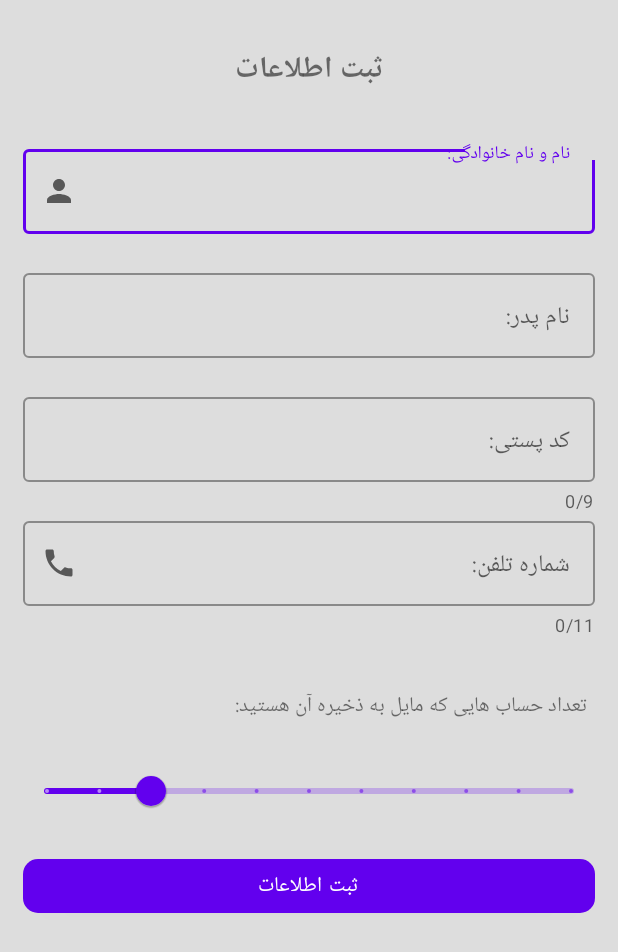
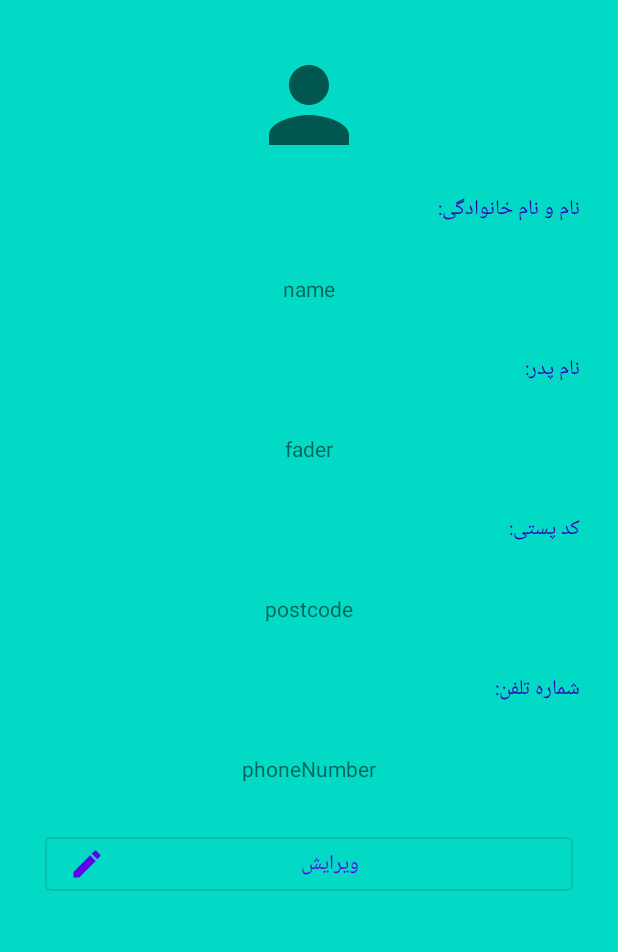
Before and after one commit to najmeRajabi/AccountManager, an Android app: the screen it shows after launch (MainActivity), on a phone screen of 412 x 824 dp. Shown: the top 952 px of the screen. Run offline under Robolectric (Android 15) with nearby library versions, the phone set to English and light mode, and no system bars.

Commit message:
design drawer_menu.xml

```diff
--- a/app/build.gradle
+++ b/app/build.gradle
@@ -44,6 +44,7 @@ dependencies {
     implementation 'androidx.legacy:legacy-support-v4:1.0.0'
 
     implementation 'com.google.android.material:material:1.6.0-beta01'
+    implementation 'androidx.navigation:navigation-ui-ktx:2.4.2'
 
     def room_version = "2.4.2"
 
--- /dev/null
+++ b/app/src/main/res/drawable/ic_baseline_add_24.xml
@@ -0,0 +1,10 @@
+<vector xmlns:android="http://schemas.android.com/apk/res/android"
+    android:width="24dp"
+    android:height="24dp"
+    android:viewportWidth="24"
+    android:viewportHeight="24"
+    android:tint="?attr/colorControlNormal">
+  <path
+      android:fillColor="@android:color/white"
+      android:pathData="M19,13h-6v6h-2v-6H5v-2h6V5h2v6h6v2z"/>
+</vector>
--- /dev/null
+++ b/app/src/main/res/drawable/ic_baseline_delete_24.xml
@@ -0,0 +1,10 @@
+<vector xmlns:android="http://schemas.android.com/apk/res/android"
+    android:width="24dp"
+    android:height="24dp"
+    android:viewportWidth="24"
+    android:viewportHeight="24"
+    android:tint="?attr/colorControlNormal">
+  <path
+      android:fillColor="@android:color/white"
+      android:pathData="M6,19c0,1.1 0.9,2 2,2h8c1.1,0 2,-0.9 2,-2V7H6v12zM19,4h-3.5l-1,-1h-5l-1,1H5v2h14V4z"/>
+</vector>
--- /dev/null
+++ b/app/src/main/res/drawable/ic_baseline_find_in_page_24.xml
@@ -0,0 +1,10 @@
+<vector xmlns:android="http://schemas.android.com/apk/res/android"
+    android:width="24dp"
+    android:height="24dp"
+    android:viewportWidth="24"
+    android:viewportHeight="24"
+    android:tint="?attr/colorControlNormal">
+  <path
+      android:fillColor="@android:color/white"
+      android:pathData="M20,19.59V8l-6,-6H6c-1.1,0 -1.99,0.9 -1.99,2L4,20c0,1.1 0.89,2 1.99,2H18c0.45,0 0.85,-0.15 1.19,-0.4l-4.43,-4.43c-0.8,0.52 -1.74,0.83 -2.76,0.83 -2.76,0 -5,-2.24 -5,-5s2.24,-5 5,-5 5,2.24 5,5c0,1.02 -0.31,1.96 -0.83,2.75L20,19.59zM9,13c0,1.66 1.34,3 3,3s3,-1.34 3,-3 -1.34,-3 -3,-3 -3,1.34 -3,3z"/>
+</vector>
--- a/app/src/main/res/menu/drawer_menu.xml
+++ b/app/src/main/res/menu/drawer_menu.xml
@@ -1,4 +1,29 @@
 <?xml version="1.0" encoding="utf-8"?>
-<menu xmlns:android="http://schemas.android.com/apk/res/android">
+<menu xmlns:app="http://schemas.android.com/apk/res-auto"
+    xmlns:android="http://schemas.android.com/apk/res/android">
 
+    <item
+        android:id="@+id/showProfileFragment"
+        android:title="@string/account"
+        android:icon="@drawable/ic_baseline_person_24"/>
+
+    <item
+        android:id="@+id/createAccountFragment"
+        android:title="@string/createAccount"
+        android:icon="@drawable/ic_baseline_add_24"/>
+
+    <item
+        android:id="@+id/showAccountFragment"
+        android:title="@string/showAccounts"
+        android:icon="@drawable/ic_baseline_account_balance_24"/>
+
+    <item
+        android:id="@+id/chooseAccountFragment"
+        android:title="@string/selectAccount"
+        android:icon="@drawable/ic_baseline_find_in_page_24"/>
+
+    <item
+        android:id="@+id/deleteAllAccountBtn"
+        android:title="@string/deleteAll"
+        android:icon="@drawable/ic_baseline_delete_24"/>
 </menu>
--- a/app/src/main/res/navigation/nav_graph.xml
+++ b/app/src/main/res/navigation/nav_graph.xml
@@ -3,20 +3,30 @@
     xmlns:app="http://schemas.android.com/apk/res-auto"
     xmlns:tools="http://schemas.android.com/tools"
     android:id="@+id/nav_graph.xml"
-    app:startDestination="@id/editProfileFragment">
+    app:startDestination="@id/showProfileFragment">
 
     <fragment
         android:id="@+id/editProfileFragment"
         android:name="com.example.accountmanager.profile.EditProfileFragment"
         android:label="fragment_edit_profile"
-        tools:layout="@layout/fragment_edit_profile" >
-        <action
-            android:id="@+id/action_editProfileFragment_to_showProfileFragment"
-            app:destination="@id/showProfileFragment" />
-    </fragment>
+        tools:layout="@layout/fragment_edit_profile" />
     <fragment
         android:id="@+id/showProfileFragment"
         android:name="com.example.accountmanager.profile.ShowProfileFragment"
         android:label="fragment_show_profile"
-        tools:layout="@layout/fragment_show_profile" />
+        tools:layout="@layout/fragment_show_profile" >
+        <action
+            android:id="@+id/action_showProfileFragment_to_editProfileFragment"
+            app:destination="@id/editProfileFragment" />
+    </fragment>
+    <fragment
+        android:id="@+id/createAccountFragment"
+        android:name="com.example.accountmanager.account.CreateAccountFragment"
+        android:label="fragment_create_account"
+        tools:layout="@layout/fragment_create_account" />
+    <fragment
+        android:id="@+id/showAccountFragment"
+        android:name="com.example.accountmanager.account.ShowAccountFragment"
+        android:label="fragment_show_account"
+        tools:layout="@layout/fragment_show_account" />
 </navigation>
--- a/app/src/main/res/values/strings.xml
+++ b/app/src/main/res/values/strings.xml
@@ -15,4 +15,8 @@
     <string name="accountType">نوع حساب</string>
     <string name="accountNumber">شماره حساب</string>
     <string name="accountStock">"موجودی "</string>
+    <string name="account">پروفایل</string>
+    <string name="showAccounts">حساب ها</string>
+    <string name="selectAccount">انتخاب حساب</string>
+    <string name="deleteAll">حذف همه حساب ها</string>
 </resources>
```
